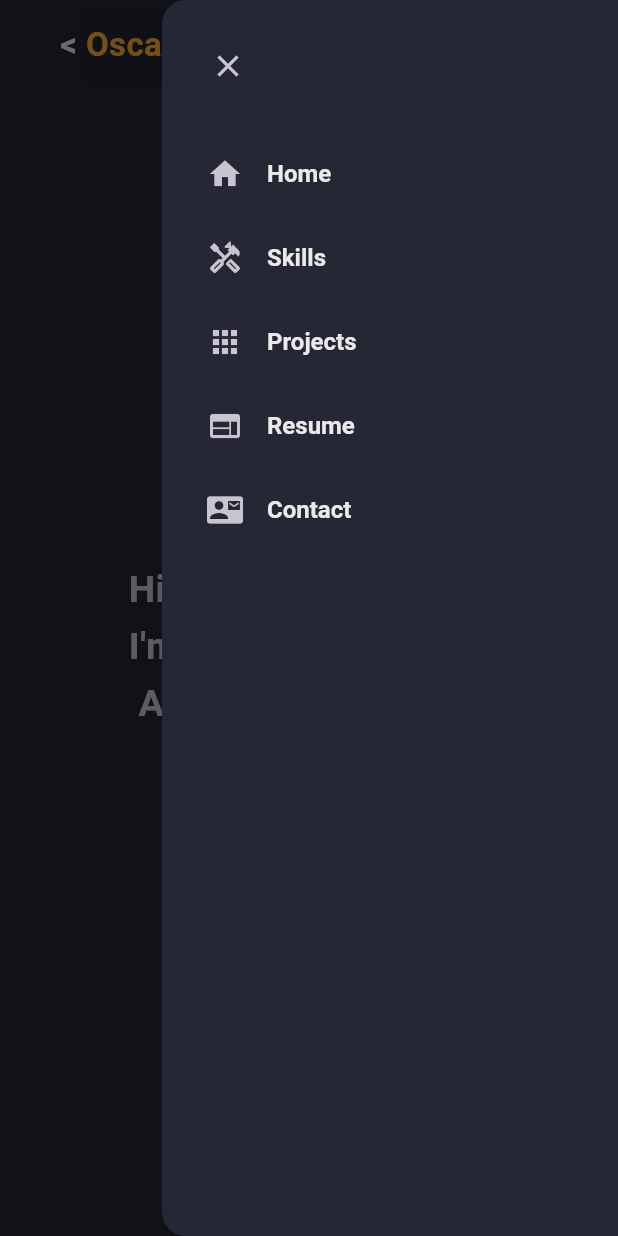
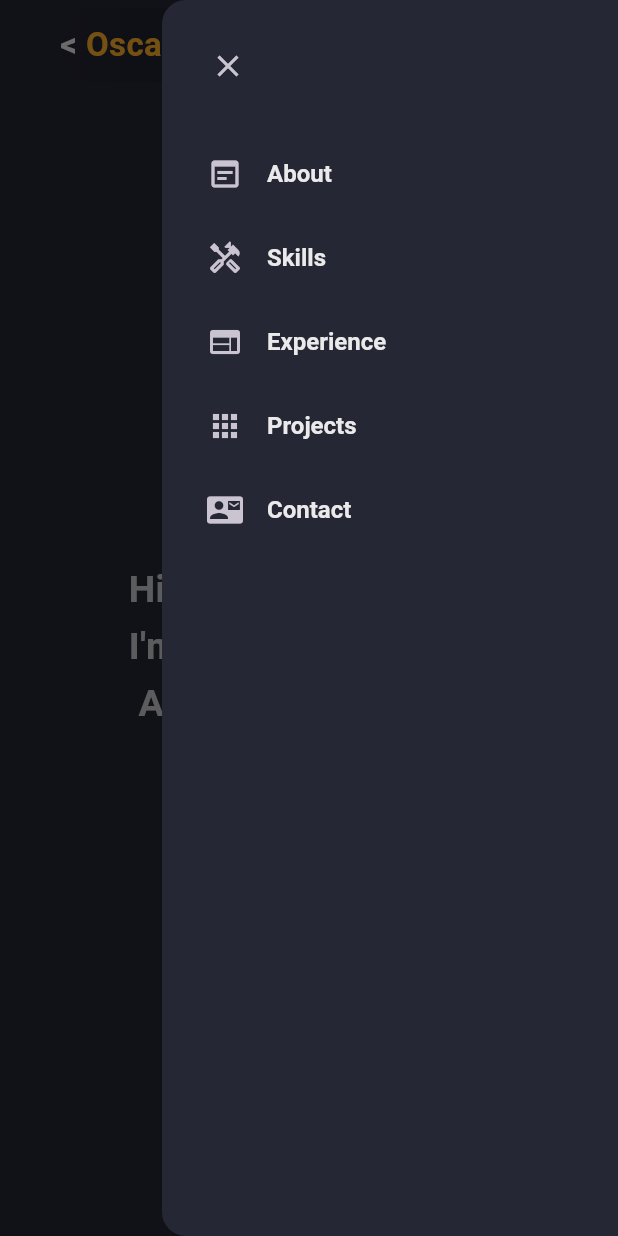
Before and after one commit to OdaFra/portfolio, a Flutter app: the screen it shows after launch, with the side drawer open, on a phone screen of 412 x 824 dp. Run offline on Flutter 3.47's test engine with Material 3 defaults, Android fonts, the light colour scheme and no system bars; drawn by our look-alikes of auto_size_text, flutter_speed_dial.

Commit message:
fix: Actualizamos los nav Titles y la lista de platformsItems

```diff
--- a/lib/src/constants/nav_items.dart
+++ b/lib/src/constants/nav_items.dart
@@ -1,17 +1,17 @@
 import 'package:flutter/material.dart';
 
 List<String> navTitles = [
-  'Home',
+  'About',
   'Skills',
+  'Experience',
   'Projects',
-  'Resume',
   'Contact',
 ];
 
 List<IconData> navIcons = [
-  Icons.home,
+  Icons.wysiwyg_outlined,
   Icons.handyman_outlined,
+  Icons.web,
   Icons.apps,
-  Icons.web,
   Icons.quick_contacts_mail,
 ];
```
Also changed, not shown: lib/src/constants/skill_items.dart (+32 -10 lines).
